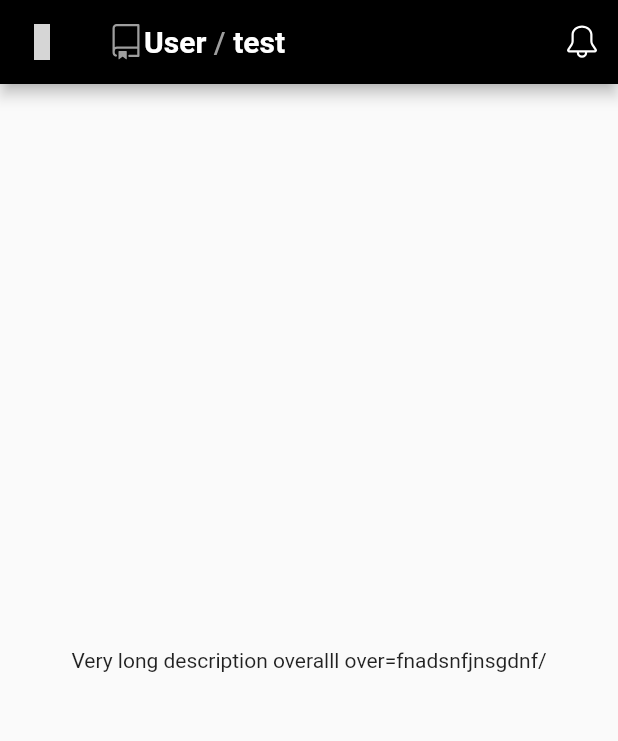
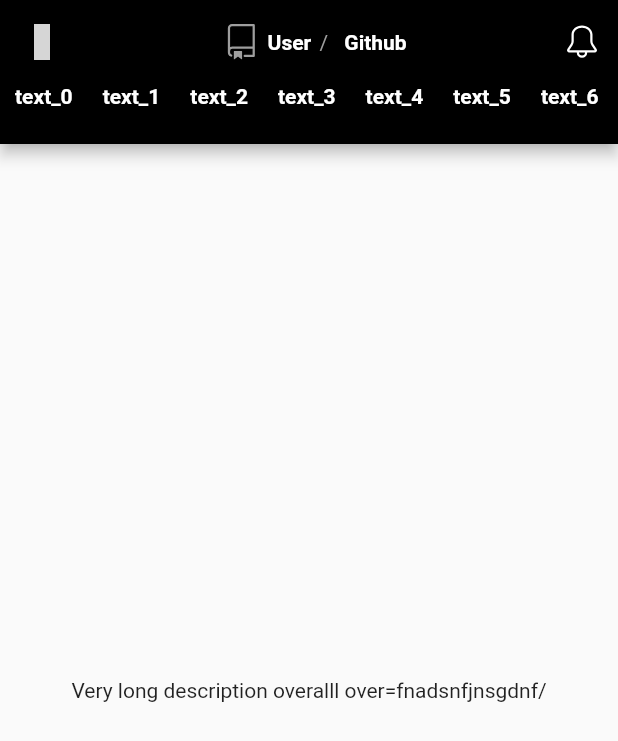
Before and after one commit to CraftCoderr/GitHubViewer, a Flutter app: the screen it shows after launch, on a phone screen of 412 x 824 dp. Shown: the top 741 px of the screen. Run offline on Flutter 3.47's test engine with Material 2 defaults, Android fonts, the phone set to English and light mode, and no system bars; our stand-ins replace flutter_vector_icons; grey boxes are pictures that could not be loaded.

```diff
--- a/lib/repo_screen.dart
+++ b/lib/repo_screen.dart
@@ -14,18 +14,35 @@ class RepoScreen extends StatefulWidget {
 
 class RepoScreenState extends State<RepoScreen> {
 
-  RepoModel repo = RepoModel(1, 'Test', 'User/test', 'Very long description overalll over=fnadsnfjnsgdnf/', UserModel('User', 1, 'user/User'), 10);
+  RepoModel repo = RepoModel(1, 'Test', 'User/Github', 'Very long description overalll over=fnadsnfjnsgdnf/', UserModel('User', 1, 'user/User'), 10);
   final GlobalKey<ScaffoldState> _scaffoldKey = GlobalKey<ScaffoldState>();
+
+  final TextTheme _textTheme = TextTheme(
+          title: TextStyle(color: Colors.white),
+          // body1: TextStyle(color: Colors.white),
+          // body2: TextStyle(color: Colors.white),
+          // button: TextStyle(color: Colors.white),
+          // subtitle: TextStyle(color: Colors.white),
+          // subhead: TextStyle(color: Colors.white),
+          // overline: TextStyle(color: Colors.white),
+          // caption: TextStyle(color: Colors.white),
+          // display1: TextStyle(color: Colors.white),
+          // display2: TextStyle(color: Colors.white),
+          // display3: TextStyle(color: Colors.white),
+          // display4: TextStyle(color: Colors.white),
+          // headline: TextStyle(color: Colors.white),
+        );
 
   @override
   Widget build(BuildContext context) {
     return Scaffold(
       key: _scaffoldKey,
       appBar: AppBar(
-        title: buildTitle(),
+        title: Theme(data: ThemeData(textTheme: _textTheme), child: _buildTitle()),
+        textTheme: _textTheme,
         backgroundColor: Colors.black,
         leading: IconButton(
-          icon: Icon(Octicons.three_bars, color: Colors.white),
+          icon: Icon(Octicons.three_bars, color: Colors.white,),
           onPressed: () => _scaffoldKey.currentState.openDrawer(),
         ),
         actions: <Widget>[
@@ -37,13 +54,39 @@ class RepoScreenState extends State<RepoScreen> {
             ),
           )
         ],
+        bottom: PreferredSize(
+          preferredSize: Size.fromHeight(40),
+          child: Container(
+            height: 40,
+            child: ListView(
+              scrollDirection: Axis.horizontal,
+              children: _buildSubmenu(),
+            ),
+          ),
+        ),
       ),
       drawer: Drawer(),
-      body: buildBody(),
+      body: _buildBody(),
     );
   }
 
-  Widget buildBody() {
+  List<Widget> _buildSubmenu() {
+    var submenu = <Widget>[];
+    for (var i = 0; i < 10; i++) {
+        submenu.add(Container(
+          padding: EdgeInsets.only(left: 10, right: 10),
+          child: GestureDetector(
+            child: Text('text_$i',
+              style: TextStyle(color: Colors.white, fontWeight: FontWeight.bold),
+            ),
+            onTap: () => print('text_$i'),
+          )
+        ));
+    }
+    return submenu;
+  }
+
+  Widget _buildBody() {
     if (repo != null) {
       return Center(
         child: Text(repo.description),
@@ -55,22 +98,39 @@ class RepoScreenState extends State<RepoScreen> {
     }
   }
 
-  Widget buildTitle() {
+  Widget _buildTitle() {
     if (repo != null) {
-      return Center(child:
+      return
         Row(
+          mainAxisAlignment: MainAxisAlignment.center,
           children: <Widget>[
-            Icon(Octicons.repo, color: Colors.grey),
-            Text(repo.fullName.split('/')[0],
-              style: TextStyle(color: Colors.white, fontWeight: FontWeight.bold),
+            Flexible(
+              flex: 5,
+              child: Icon(Octicons.repo, color: Colors.grey),
             ),
-            Text(' / ', style: TextStyle(color: Colors.grey),),
-            Text(repo.fullName.split('/')[1],
-              style: TextStyle(color: Colors.white, fontWeight: FontWeight.bold),
+            Spacer(flex: 1,),
+            Flexible(
+              flex: 20,
+              child: Text(repo.fullName.split('/')[0],
+                style: TextStyle(fontWeight: FontWeight.bold),
+              ),
+            ),
+            Spacer(flex: 1,),
+            Flexible(
+              flex: 1,
+              child: Text('/',
+                style: TextStyle(color: Colors.grey),
+              ),
+            ),
+            Spacer(flex: 2,),
+            Flexible(
+              flex: 20,
+              child: Text(repo.fullName.split('/')[1],
+                style: TextStyle(fontWeight: FontWeight.bold),
+              ),
             ),
           ],
-        )
-      );
+        );
     } else {
       return Text('Loading...');
     }
```
Also changed, not shown: pubspec.lock (deleted), 4 other files.
